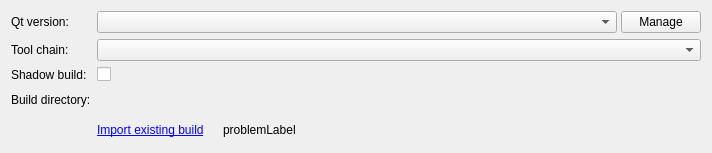
Old version of the form src/plugins/qt4projectmanager/qt4projectconfigwidget.ui in the repository qt-creator/qt-creator.
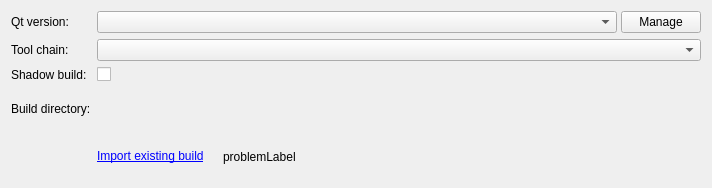
New version of the form. Icons and pictures are not drawn. Custom widgets are drawn as their Qt base class.

Commit message:
Do word wrap in general Qt project build settings warning label.
Task-number: QTCREATORBUG-1497

```diff
--- a/src/plugins/qt4projectmanager/qt4projectconfigwidget.ui
+++ b/src/plugins/qt4projectmanager/qt4projectconfigwidget.ui
@@ -7,7 +7,7 @@
     <x>0</x>
     <y>0</y>
     <width>712</width>
-    <height>153</height>
+    <height>188</height>
    </rect>
   </property>
   <layout class="QGridLayout" name="gridLayout">
@@ -116,24 +116,20 @@
      </item>
      <item>
       <widget class="QLabel" name="problemLabel">
+       <property name="sizePolicy">
+        <sizepolicy hsizetype="Preferred" vsizetype="Preferred">
+         <horstretch>10</horstretch>
+         <verstretch>0</verstretch>
+        </sizepolicy>
+       </property>
        <property name="text">
         <string>problemLabel</string>
        </property>
+       <property name="wordWrap">
+        <bool>true</bool>
+       </property>
       </widget>
      </item>
-     <item>
-      <spacer name="horizontalSpacer">
-       <property name="orientation">
-        <enum>Qt::Horizontal</enum>
-       </property>
-       <property name="sizeHint" stdset="0">
-        <size>
-         <width>40</width>
-         <height>20</height>
-        </size>
-       </property>
-      </spacer>
-     </item>
     </layout>
    </item>
   </layout>
```
Left out of the diff: 2 changed lines with no effect on the pictures.
